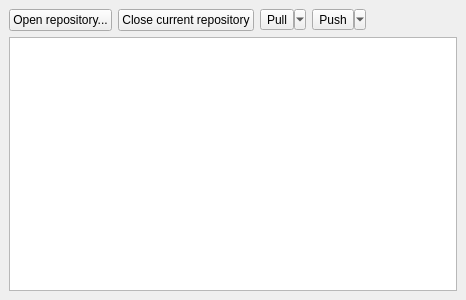
Before: the Qt Designer form src/components/repositorylist/repositorylist.ui in feelx88/git-qui, drawn with Qt 5.
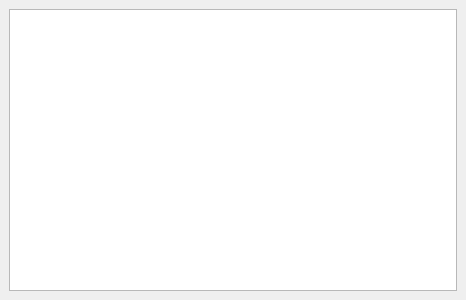
After: the same form once the commit is applied.

Commit message: Restructured repository list widget (removed buttons, adjusted pushing/pulling display).

```diff
--- a/src/components/repositorylist/repositorylist.ui
+++ b/src/components/repositorylist/repositorylist.ui
@@ -15,57 +15,6 @@
   </property>
   <widget class="QWidget" name="dockWidgetContents">
    <layout class="QVBoxLayout" name="verticalLayout">
-    <item>
-     <layout class="QHBoxLayout" name="horizontalLayout">
-      <item>
-       <widget class="QPushButton" name="pushButton">
-        <property name="text">
-         <string>Open repository...</string>
-        </property>
-       </widget>
-      </item>
-      <item>
-       <widget class="QPushButton" name="pushButton_2">
-        <property name="text">
-         <string>Close current repository</string>
-        </property>
-       </widget>
-      </item>
-      <item>
-       <widget class="QToolButton" name="toolButton">
-        <property name="text">
-         <string>Pull</string>
-        </property>
-        <property name="popupMode">
-         <enum>QToolButton::MenuButtonPopup</enum>
-        </property>
-       </widget>
-      </item>
-      <item>
-       <widget class="QToolButton" name="toolButton_2">
-        <property name="text">
-         <string>Push</string>
-        </property>
-        <property name="popupMode">
-         <enum>QToolButton::MenuButtonPopup</enum>
-        </property>
-       </widget>
-      </item>
-      <item>
-       <spacer name="horizontalSpacer">
-        <property name="orientation">
-         <enum>Qt::Horizontal</enum>
-        </property>
-        <property name="sizeHint" stdset="0">
-         <size>
-          <width>40</width>
-          <height>20</height>
-         </size>
-        </property>
-       </spacer>
-      </item>
-     </layout>
-    </item>
     <item>
      <widget class="QTreeWidget" name="treeWidget">
       <property name="dragDropMode">
```
The commit also changes 4 other files.
